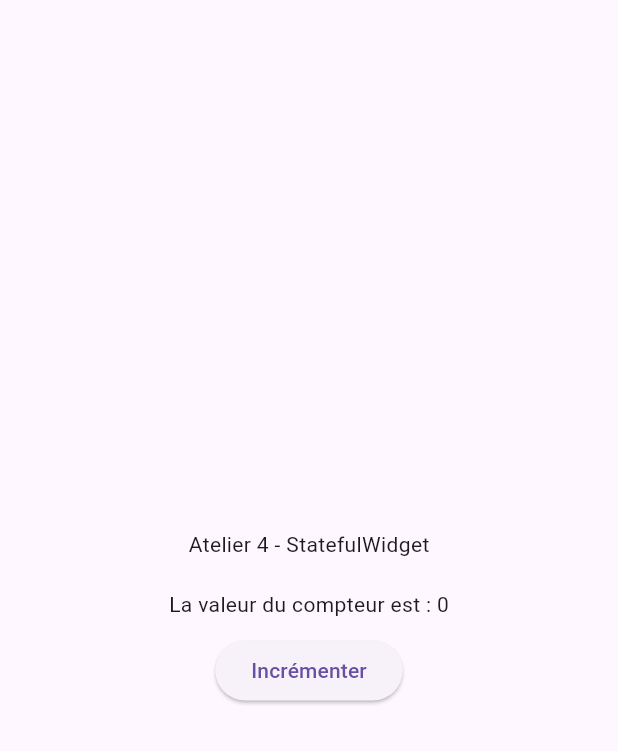
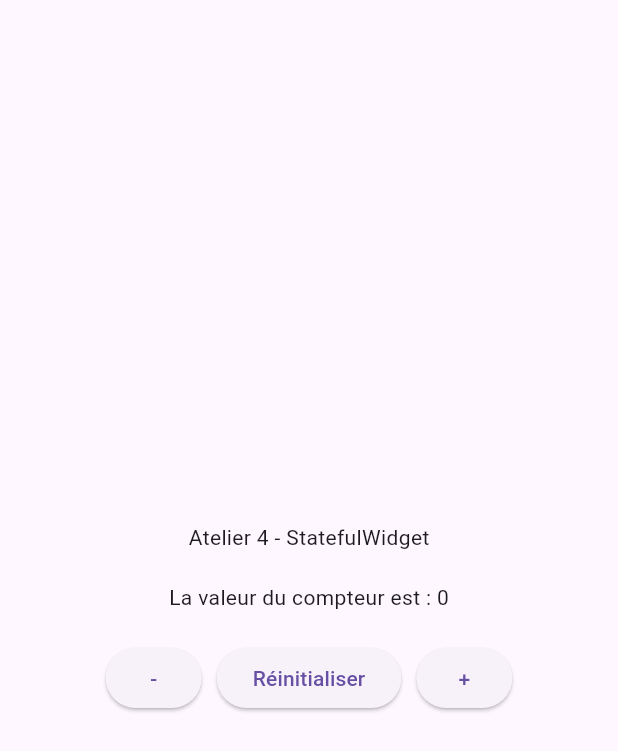
Before and after one commit to DjaberBenyezza/Atelier-04, a Flutter app: the screen it shows after launch, on a phone screen of 412 x 824 dp. Shown: the top 751 px of the screen. Run offline on Flutter 3.47's test engine with Material 3 defaults, Android fonts, the phone set to English and light mode, and no system bars.

Commit message:
Étape 4 : Ajout des trois boutons de contrôle

```diff
--- a/flutter_app_stateful/lib/main.dart
+++ b/flutter_app_stateful/lib/main.dart
@@ -10,7 +10,6 @@ class MyWidget extends StatefulWidget {
 }
 
 class _MyWidgetState extends State<MyWidget> {
-
   int compteur = 0;
 
   @override
@@ -24,11 +23,33 @@ class _MyWidgetState extends State<MyWidget> {
               const Text("Atelier 4 - StatefulWidget"),
               const SizedBox(height: 20),
 
-
               Text("La valeur du compteur est : $compteur"),
 
-              const SizedBox(height: 10),
+              const SizedBox(height: 20),
 
+
+              Row(
+                mainAxisAlignment: MainAxisAlignment.center,
+                children: [
+                  ElevatedButton(
+                    onPressed: () {
+                      setState(() {
+                        compteur--;
+                      });
+                    },
+                    child: const Text("-"),
+                  ),
+                  const SizedBox(width: 10),
+
+                  ElevatedButton(
+                    onPressed: () {
+                      setState(() {
+                        compteur = 0;
+                      });
+                    },
+                    child: const Text("Réinitialiser"),
+                  ),
+                  const SizedBox(width: 10),
 
                   ElevatedButton(
                     onPressed: () {
@@ -36,8 +57,11 @@ class _MyWidgetState extends State<MyWidget> {
                         compteur++;
                       });
                     },
-                child: const Text("Incrémenter"),
+                    child: const Text("+"),
                   ),
+                ],
+              ),
+
             ],
           ),
         ),
```
Lines whose indentation alone changed are shown as unchanged.
